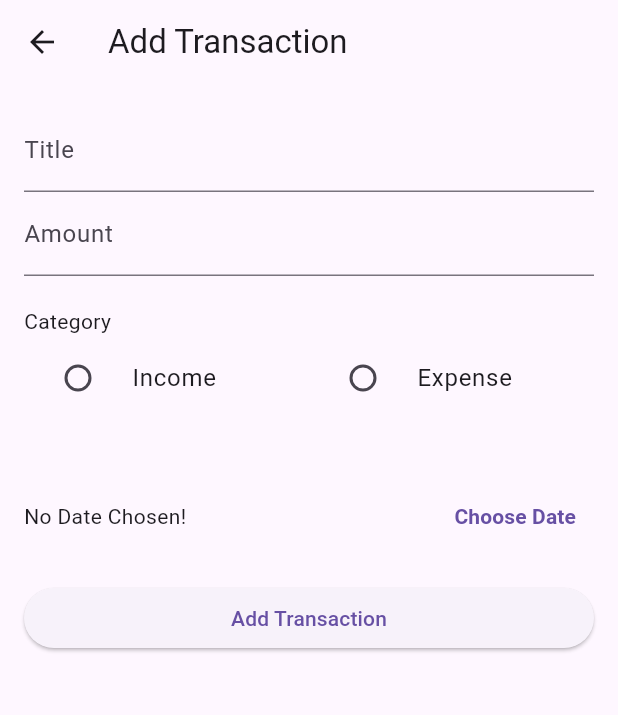
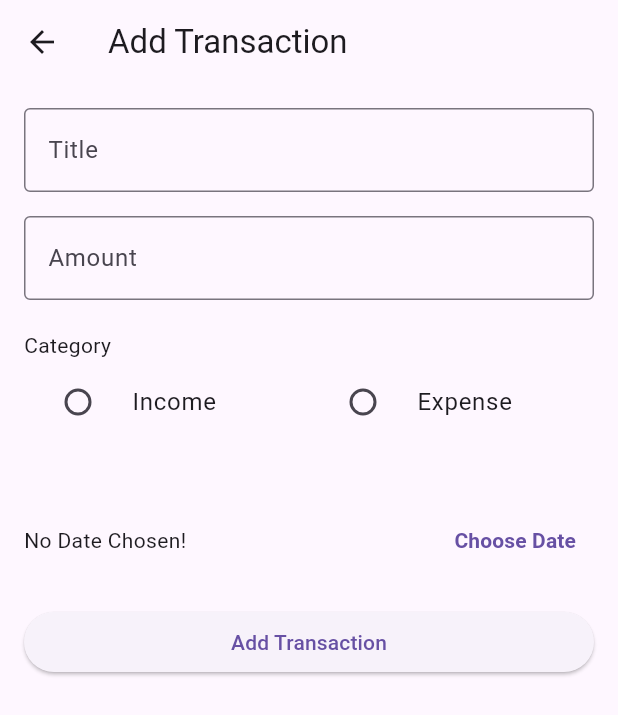
Before and after one commit to Susadi11/Flutter-Expense-Tracker, a Flutter app: the screen it shows after launch, item 2 of the bottom bar chosen, after a tap on the "add" icon, on a phone screen of 412 x 824 dp. Shown: the top 715 px of the screen. Run offline on Flutter 3.47's test engine with Material 3 defaults, Android fonts, the phone set to English and light mode, and no system bars; our stand-ins replace fluttertoast, font_awesome_flutter, hive_flutter, sqflite; accounts and stored records are empty; network calls fail.

Commit message:
added material ui design elements to home screen and add transaction screen

```diff
--- a/frontend/lib/add_transaction.dart
+++ b/frontend/lib/add_transaction.dart
@@ -99,12 +99,16 @@ class _AddTransactionPageState extends State<AddTransactionPage> {
         padding: const EdgeInsets.all(16.0),
         child: Form(
           key: _formKey,
+          child: SingleChildScrollView(
             child: Column(
               crossAxisAlignment: CrossAxisAlignment.stretch,
               children: <Widget>[
                 TextFormField(
                   controller: _titleController,
-                decoration: InputDecoration(labelText: 'Title'),
+                  decoration: InputDecoration(
+                    labelText: 'Title',
+                    border: OutlineInputBorder(),
+                  ),
                   validator: (value) {
                     if (value == null || value.isEmpty) {
                       return 'Please enter a title.';
@@ -112,9 +116,13 @@ class _AddTransactionPageState extends State<AddTransactionPage> {
                     return null;
                   },
                 ),
+                SizedBox(height: 16.0),
                 TextFormField(
                   controller: _amountController,
-                decoration: InputDecoration(labelText: 'Amount'),
+                  decoration: InputDecoration(
+                    labelText: 'Amount',
+                    border: OutlineInputBorder(),
+                  ),
                   keyboardType: TextInputType.number,
                   validator: (value) {
                     if (value == null || value.isEmpty) {
@@ -141,7 +149,7 @@ class _AddTransactionPageState extends State<AddTransactionPage> {
                         onChanged: (value) {
                           setState(() {
                             _selectedCategory = value;
-                          _selectedType = null; // Reset type when category changes
+                            _selectedType = null;
                           });
                         },
                       ),
@@ -154,7 +162,7 @@ class _AddTransactionPageState extends State<AddTransactionPage> {
                         onChanged: (value) {
                           setState(() {
                             _selectedCategory = value;
-                          _selectedType = null; // Reset type when category changes
+                            _selectedType = null;
                           });
                         },
                       ),
@@ -215,6 +223,7 @@ class _AddTransactionPageState extends State<AddTransactionPage> {
             ),
           ),
         ),
+      ),
     );
   }
 
--- a/frontend/lib/home_screen.dart
+++ b/frontend/lib/home_screen.dart
@@ -81,38 +81,15 @@ class _HomeScreenState extends State<HomeScreen> {
     return Scaffold(
       appBar: AppBar(
         title: Text('Transactions'),
-        actions: [
-          DropdownButton<String>(
-            value: _selectedType,
-            onChanged: (newValue) {
-              setState(() {
-                _selectedType = newValue!;
-              });
-            },
-            items: <String>['All', 'Grocery', 'Entertainment', 'Other']
-                .map<DropdownMenuItem<String>>((String value) {
-              return DropdownMenuItem<String>(
-                value: value,
-                child: Text(value),
-              );
-            }).toList(),
       ),
-          DropdownButton<String>(
-            value: _selectedCategory,
-            onChanged: (newValue) {
-              setState(() {
-                _selectedCategory = newValue!;
-              });
-            },
-            items: <String>['All', 'Income', 'Expense']
-                .map<DropdownMenuItem<String>>((String value) {
-              return DropdownMenuItem<String>(
-                value: value,
-                child: Text(value),
-              );
-            }).toList(),
-          ),
-          DropdownButton<String>(
+      body: Padding(
+        padding: const EdgeInsets.all(16.0),
+        child: Column(
+          children: [
+            Row(
+              children: [
+                Expanded(
+                  child: DropdownButtonFormField<String>(
                     value: _selectedSort,
                     onChanged: (newValue) {
                       setState(() {
@@ -139,10 +116,55 @@ class _HomeScreenState extends State<HomeScreen> {
                         child: Text(value),
                       );
                     }).toList(),
+                    decoration: InputDecoration(
+                      labelText: 'Sort By',
+                      border: OutlineInputBorder(),
+                    ),
+                  ),
+                ),
+                SizedBox(width: 16),
+                Expanded(
+                  child: DropdownButtonFormField<String>(
+                    value: _selectedCategory,
+                    onChanged: (newValue) {
+                      setState(() {
+                        _selectedCategory = newValue!;
+                      });
+                    },
+                    items: <String>['All', 'Income', 'Expense']
+                        .map<DropdownMenuItem<String>>((String value) {
+                      return DropdownMenuItem<String>(
+                        value: value,
+                        child: Text(value),
+                      );
+                    }).toList(),
+                    decoration: InputDecoration(
+                      labelText: 'Category',
+                      border: OutlineInputBorder(),
+                    ),
+                  ),
                 ),
               ],
             ),
-      body: FutureBuilder(
+            SizedBox(height: 16),
+            Wrap(
+              spacing: 8.0,
+              children: <String>['All', 'Grocery', 'Entertainment', 'Other']
+                  .map((String type) {
+                return ChoiceChip(
+                  label: Text(type),
+                  selected: _selectedType == type,
+                  onSelected: (bool selected) {
+                    setState(() {
+                      _selectedType = selected ? type : 'All';
+                    });
+                  },
+                );
+              }).toList(),
+            ),
+            SizedBox(height: 16),
+            Expanded(
+              child: FutureBuilder(
                 future: _transactions,
                 builder: (ctx, snapshot) {
                   if (snapshot.connectionState == ConnectionState.waiting) {
@@ -172,8 +194,7 @@ class _HomeScreenState extends State<HomeScreen> {
                               context: context,
                               builder: (ctx) => AlertDialog(
                                 title: Text('Delete Transaction'),
-                        content: Text(
-                            'Are you sure you want to delete this transaction?'),
+                                content: Text('Are you sure you want to delete this transaction?'),
                                 actions: [
                                   TextButton(
                                     onPressed: () => Navigator.of(ctx).pop(false),
@@ -188,8 +209,7 @@ class _HomeScreenState extends State<HomeScreen> {
                             );
                           },
                           onDismissed: (direction) async {
-                    await DBHelper().deleteTransaction(
-                        filteredTransactions[index]['id']);
+                            await DBHelper().deleteTransaction(filteredTransactions[index]['id']);
                             _refreshTransactions();
                           },
                           child: ListTile(
@@ -223,6 +243,22 @@ class _HomeScreenState extends State<HomeScreen> {
                   }
                 },
               ),
+            ),
+          ],
+        ),
+      ),
+      floatingActionButton: FloatingActionButton(
+        onPressed: () {
+          Navigator.of(context).push(
+            MaterialPageRoute(
+              builder: (context) => AddTransactionPage(
+                onAddTransaction: _refreshTransactions,
+              ),
+            ),
+          );
+        },
+        child: Icon(Icons.add),
+      ),
     );
   }
 
```
Lines whose indentation alone changed are shown as unchanged.
